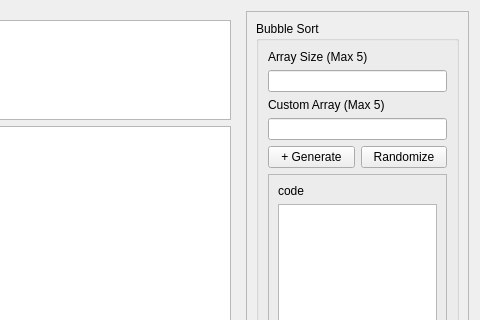
First picture: the form in form.ui, repository Binaya764/DSA-Visualizer, before the edit; both pictures show x 318 to 798 and y 0 to 320 of the 798 by 495 pixel window.
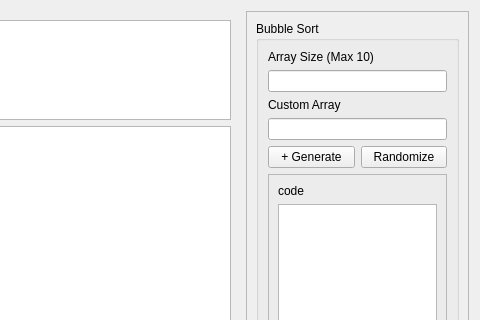
Second picture: the form after the edit. The open tabs and pages were chosen to show the change.

```diff
--- a/form.ui
+++ b/form.ui
@@ -529,7 +529,7 @@
               <item>
                <widget class="QLabel" name="label_2">
                 <property name="text">
-                 <string>Array Size (Max 5)</string>
+                 <string>Array Size (Max 10)</string>
                 </property>
                </widget>
               </item>
@@ -539,7 +539,7 @@
               <item>
                <widget class="QLabel" name="label_3">
                 <property name="text">
-                 <string>Custom Array (Max 5)</string>
+                 <string>Custom Array </string>
                 </property>
                </widget>
               </item>
```
Left out of the diff: 4 changed lines with no effect on the pictures.
